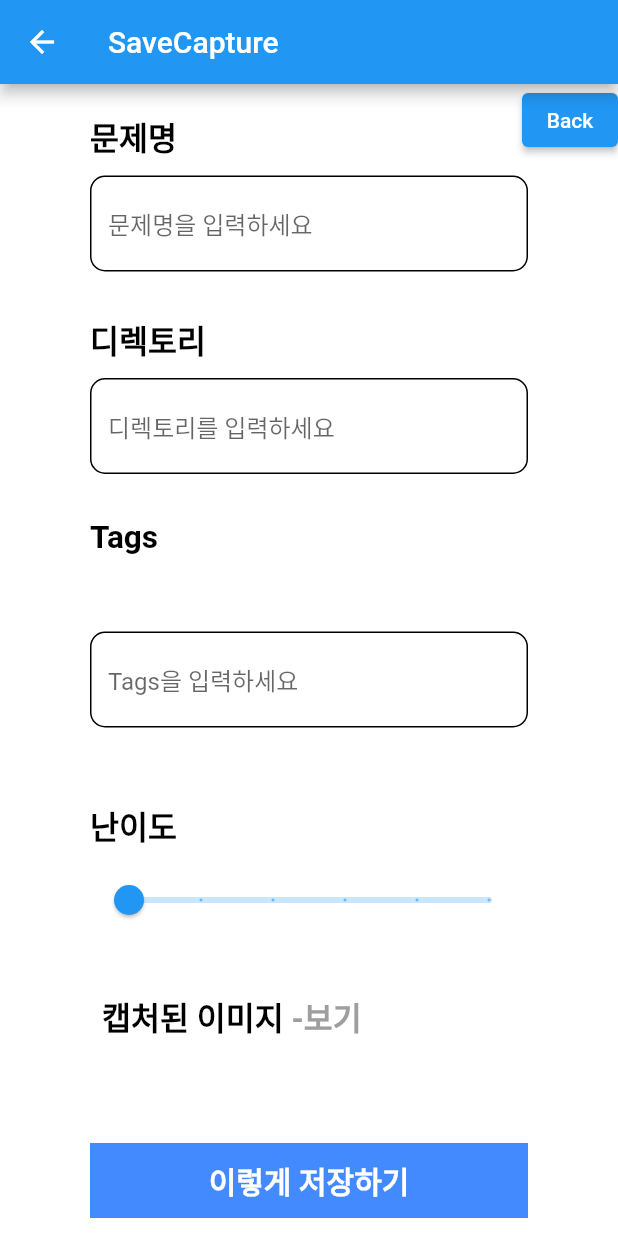
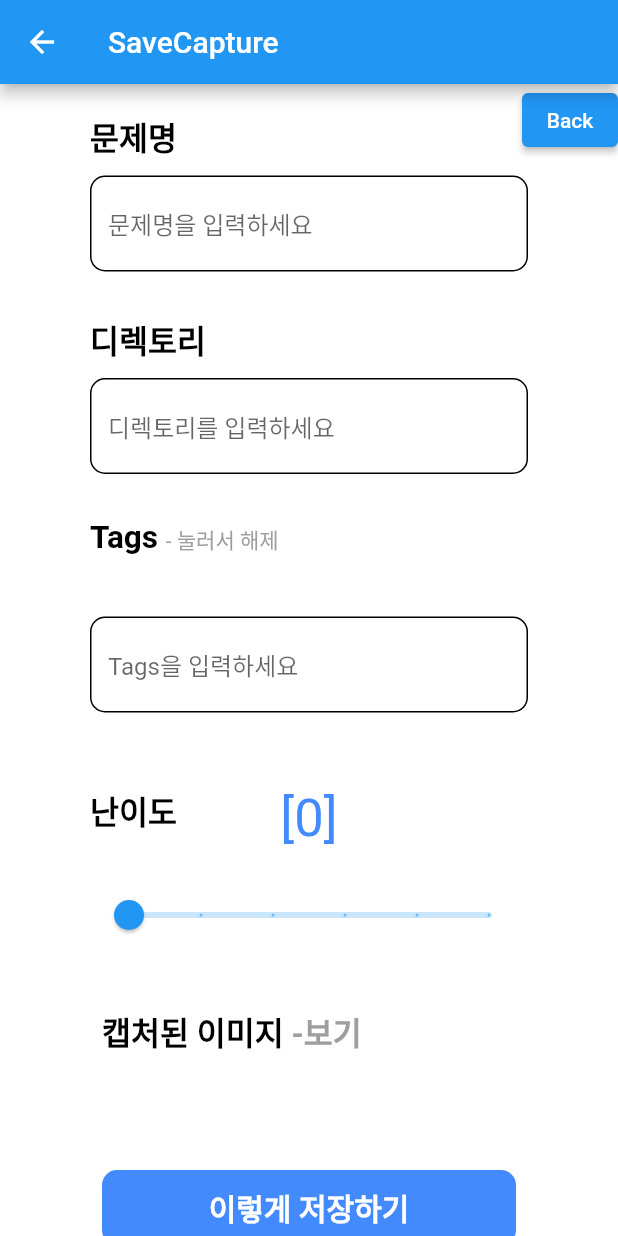
Before and after one commit to qwerty1037/eduhub, a Flutter app: the PdfSaveScreen screen opened directly with empty values, on a phone screen of 412 x 824 dp. Run offline on Flutter 3.47's test engine with Material 2 defaults, Android fonts, the phone set to English and light mode, and no system bars; our stand-ins replace file_picker, get; missing offline and left inert: desktop_drop, korea_regexp, screen_capturer, syncfusion_flutter_pdfviewer.

Commit message:
Minor improvement, write DOCS

```diff
--- a/lib/Component/KeyTextSpan.dart
+++ b/lib/Component/DefaultKeyText.dart
@@ -1,8 +1,8 @@
 import 'package:flutter/material.dart';
 
-class KeyText extends StatelessWidget {
+class DefaultKeyText extends StatelessWidget {
   final String text;
-  const KeyText({
+  const DefaultKeyText({
     super.key,
     required this.text,
   });
--- a/lib/Controller/PdfSaveController.dart
+++ b/lib/Controller/PdfSaveController.dart
@@ -19,11 +19,13 @@ class PdfSaveController extends GetxController {
     }
   }
 
+  /// Get Problem, Answer image as Uint8List
   void getImage(Uint8List image1, Uint8List image2) {
     capturedImageProblem = image1;
     capturedImageAnswer = image2;
   }
 
+  /// When ImagePreviewButton is Tapped, It will switch "-보기", "-숨기기"
   String imagePreviewButtonText() {
     if (isImagePreviewButtonTapped.value == false) {
       return "-보기";
@@ -32,7 +34,9 @@ class PdfSaveController extends GetxController {
     }
   }
 
+  /// executed when ImagePreviewButton is Tapped
   ///
+  /// change its tapped value
   void whenImagePreviewButtonTapped() {
     if (isImagePreviewButtonTapped.value == false) {
       isImagePreviewButtonTapped.value = true;
--- a/lib/Screen/PdfSaveScreen.dart
+++ b/lib/Screen/PdfSaveScreen.dart
@@ -3,7 +3,7 @@ import 'package:flutter/material.dart';
 import 'package:front_end/Controller/PdfSaveController.dart';
 import 'package:get/get.dart';
 import 'package:front_end/Component/DefaultTextFIeld.dart';
-import 'package:front_end/Component/KeyTextSpan.dart';
+import 'package:front_end/Component/DefaultKeyText.dart';
 import 'package:front_end/Test/TempTag.dart';
 import 'package:korea_regexp/korea_regexp.dart';
 
@@ -78,7 +78,7 @@ class PdfSaveScreen extends StatelessWidget {
   Widget problemNameInputField() {
     return Column(
       children: [
-        const KeyText(text: "문제명"),
+        const DefaultKeyText(text: "문제명"),
         DefaultTextField(
           labelText: null,
           hintText: '문제명을 입력하세요',
@@ -91,7 +91,7 @@ class PdfSaveScreen extends StatelessWidget {
   Widget directroyInputField() {
     return Column(
       children: [
-        const KeyText(text: "디렉토리"),
+        const DefaultKeyText(text: "디렉토리"),
         DefaultTextField(
           labelText: null,
           hintText: '디렉토리를 입력하세요',
@@ -104,7 +104,29 @@ class PdfSaveScreen extends StatelessWidget {
   Widget tagsInputField() {
     return Column(
       children: [
-        const KeyText(text: "Tags"),
+        Align(
+          alignment: Alignment.centerLeft,
+          child: RichText(
+            text: const TextSpan(
+              children: [
+                TextSpan(
+                  text: "Tags ",
+                  style: TextStyle(
+                    color: Colors.black,
+                    fontSize: 21,
+                    fontWeight: FontWeight.bold,
+                  ),
+                ),
+                TextSpan(
+                  text: "- 눌러서 해제",
+                  style: TextStyle(
+                    color: Colors.grey,
+                  ),
+                ),
+              ],
+            ),
+          ),
+        ),
         const SizedBox(height: 20),
         Obx(() {
           return Align(
@@ -143,7 +165,26 @@ class PdfSaveScreen extends StatelessWidget {
   Widget difficultyInputField() {
     return Column(
       children: [
-        const KeyText(text: "난이도"),
+        Stack(
+          children: [
+            const DefaultKeyText(text: "난이도"),
+            Align(
+              alignment: Alignment.center,
+              child: Obx(
+                () => Text(
+                  "[${controller.difficultySliderValue.value.round()}]",
+                  style: const TextStyle(
+                    fontSize: 35,
+                    color: Colors.blueAccent,
+                  ),
+                ),
+              ),
+            ),
+          ],
+        ),
+        const SizedBox(
+          height: 20,
+        ),
         Obx(() {
           return Slider(
             max: 5,
@@ -235,15 +276,24 @@ class PdfSaveScreen extends StatelessWidget {
 
   Widget saveButtonField() {
     return Container(
+      child: TextButton(
+        onPressed: () {},
+        child: Container(
           height: 50,
+          width: double.infinity,
           alignment: Alignment.center,
+          decoration: const BoxDecoration(
             color: Colors.blueAccent,
+            borderRadius: BorderRadius.all(Radius.circular(10.0)),
+          ),
           child: const Text(
             "이렇게 저장하기",
             style: TextStyle(
               fontSize: 20,
               color: Colors.white,
               fontWeight: FontWeight.bold,
+            ),
+          ),
         ),
       ),
     );
--- a/lib/Screen/PdfViewerScreen.dart
+++ b/lib/Screen/PdfViewerScreen.dart
@@ -165,8 +165,18 @@ class _PdfScreenState extends State<PdfViewerScreen> {
                 ),
                 Align(
                   alignment: Alignment.centerRight,
-                  child: FloatingActionButton(
-                    backgroundColor: Colors.black26,
+                  child: ElevatedButton(
+                    style: ButtonStyle(
+                      foregroundColor:
+                          MaterialStateProperty.all<Color>(Colors.white),
+                      backgroundColor:
+                          MaterialStateProperty.all<Color>(Colors.black26),
+                      shape: MaterialStateProperty.all<RoundedRectangleBorder>(
+                        RoundedRectangleBorder(
+                          borderRadius: BorderRadius.circular(18.0),
+                        ),
+                      ),
+                    ),
                     onPressed: () async {
                       controller.exitPdf();
                     },
```
Also changed, not shown: 1 other file. Lines whose indentation alone changed are shown as unchanged.
